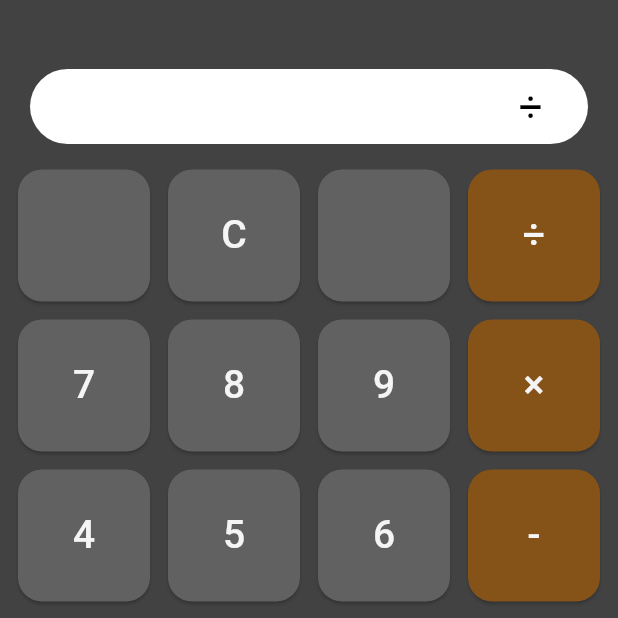
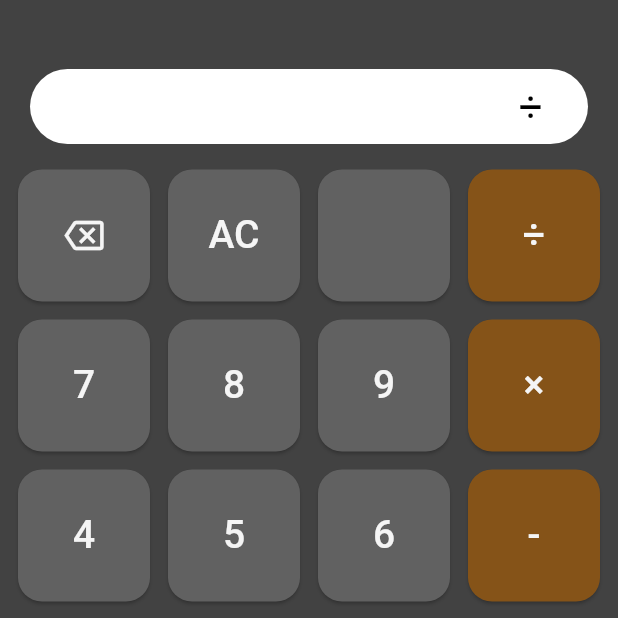
Before and after one commit to joba/flutterCalculator, a Flutter app: the screen it shows after launch, after a tap on an icon or button, on a phone screen of 412 x 824 dp, the top half of it. Run offline on Flutter 3.47's test engine with Material 3 defaults, Android fonts, the phone set to English and light mode, and no system bars; our stand-ins replace math_expressions.

Commit message:
add erase button/functionality, move button styling to util

```diff
--- a/lib/utils/layout_utils.dart
+++ b/lib/utils/layout_utils.dart
@@ -1,8 +1,10 @@
+import 'package:flutter/material.dart';
+
 const breakpoint = 450;
 
 final List<String> buttons = [
-  '',
-  'C',
+  'E',
+  'AC',
   '',
   '÷',
   '7',
@@ -26,12 +28,12 @@ final List<String> buttonsWiderScreen = [
   '7',
   '8',
   '9',
-  '',
+  'E',
   '÷',
   '4',
   '5',
   '6',
-  'C',
+  'AC',
   '×',
   '1',
   '2',
@@ -62,3 +64,22 @@ double getButtonAspectRatio(double width) {
 double getGridPaddingAndMargin(double width) {
   return width > breakpoint ? 6 : 12;
 }
+
+({Color? backgroundColor, Widget content}) getNumPadButton(
+  String value,
+  BuildContext context,
+) {
+  final isOperator = ['+', '-', '×', '÷', '='].contains(value);
+  return (
+    backgroundColor: isOperator
+        ? Theme.of(context).colorScheme.primary
+        : Colors.grey[700],
+    content: _getButtonContent(value),
+  );
+}
+
+Widget _getButtonContent(String value) {
+  return value == 'E'
+      ? Icon(Icons.backspace_outlined, size: 26, color: Colors.grey[100])
+      : Text(value, style: TextStyle(fontSize: 26, color: Colors.grey[100]));
+}
--- a/lib/views/calculator_view.dart
+++ b/lib/views/calculator_view.dart
@@ -16,15 +16,22 @@ class _CalculatorState extends State<Calculator> {
 
   void _onButtonPressed(String value) {
     setState(() {
-      if (value == 'C') {
-        _displayText = "";
-        _labelText = null;
-      } else if (value == '=') {
-        _labelText = _displayText;
-        _displayText = calculate(_displayText);
-      } else {
-        // _labelText = null;
-        _displayText += value;
+      switch (value) {
+        case 'E':
+          if (_displayText.isNotEmpty) {
+            _displayText = _displayText.substring(0, _displayText.length - 1);
+          }
+          break;
+        case 'AC':
+          _displayText = "";
+          _labelText = null;
+          break;
+        case '=':
+          _labelText = _displayText;
+          _displayText = calculate(_displayText);
+          break;
+        default:
+          _displayText += value;
       }
     });
   }
--- a/lib/widgets/numpad_widget.dart
+++ b/lib/widgets/numpad_widget.dart
@@ -34,22 +34,17 @@ class NumPadWidget extends StatelessWidget {
               itemCount: buttons.length,
               itemBuilder: (context, index) {
                 final value = buttons[index];
-                final isOperator = ['+', '-', '×', '÷', '='].contains(value);
+                final button = getNumPadButton(value, context);
 
                 return ElevatedButton(
                   style: ElevatedButton.styleFrom(
-                    backgroundColor: isOperator
-                        ? Theme.of(context).colorScheme.primary
-                        : Colors.grey[700],
+                    backgroundColor: button.backgroundColor,
                     shape: RoundedRectangleBorder(
                       borderRadius: BorderRadius.circular(16),
                     ),
                   ),
                   onPressed: () => onButtonPressed(value),
-                  child: Text(
-                    value,
-                    style: TextStyle(fontSize: 26, color: Colors.grey[100]),
-                  ),
+                  child: button.content,
                 );
               },
             );
```
